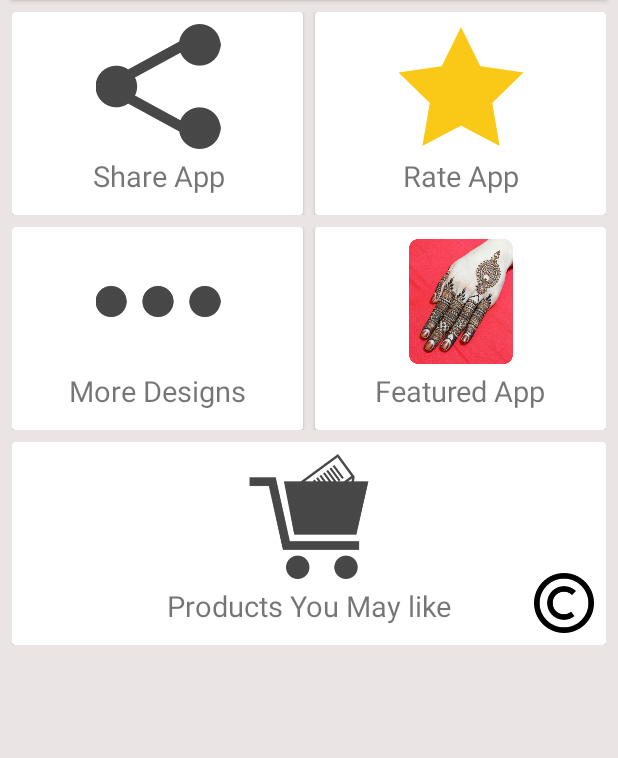
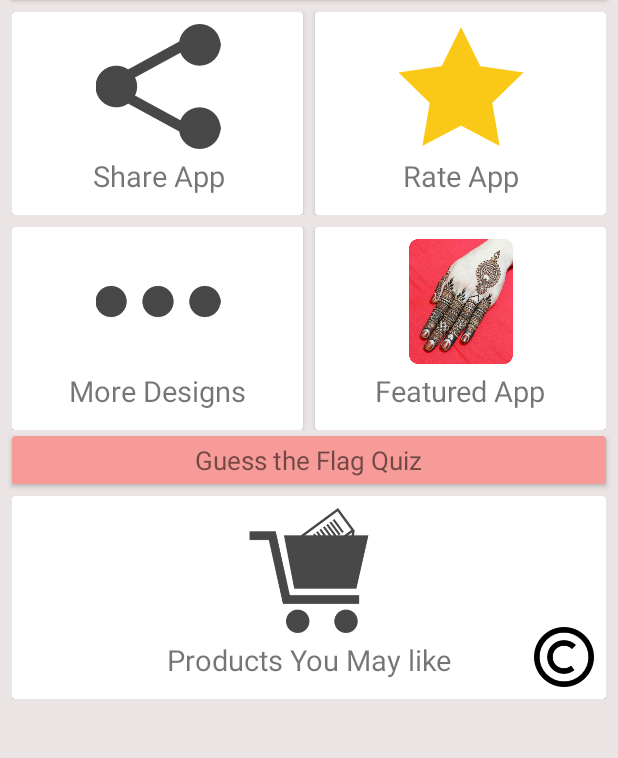
Before and after one commit to appinspire/ImageDesigns, an Android app: the screen it shows after launch (MainActivity), on a phone screen of 412 x 824 dp, the part 312-1070 px from its top. Run offline under Robolectric (Android 15) with nearby library versions, the phone set to English and light mode, and no system bars; our stand-ins replace AdMob; libraries missing offline, so code that uses them is left out: com.facebook.drawee, com.facebook.imagepipeline, com.kobakei.ratethisapp; 6 statements that could not run were skipped.

Commit message:
flag app link added

```diff
--- a/app/src/main/java/com/appinspire/imagedesigns/MainActivity.java
+++ b/app/src/main/java/com/appinspire/imagedesigns/MainActivity.java
@@ -50,6 +50,7 @@ public class MainActivity extends AppCompatActivity implements View.OnClickListe
     CardView share_app_card;
     CardView rate_app_card;
     CardView more_apps_card;
+    CardView quiz_app_card;
     CardView about_us_card;
     CardView more_prods_card;
     ImageView more_prods,copyrights;
@@ -74,6 +75,7 @@ public class MainActivity extends AppCompatActivity implements View.OnClickListe
         designs_card = (CardView) findViewById(R.id.designs);
         share_app_card = (CardView) findViewById(R.id.share_app);
         more_apps_card = (CardView) findViewById(R.id.more_apps);
+        quiz_app_card = (CardView) findViewById(R.id.quiz_app);
         more_prods_card = (CardView) findViewById(R.id.more_prods);
         rate_app_card = (CardView) findViewById(R.id.rate_app);
         about_us_card = (CardView) findViewById(R.id.about_us);
@@ -83,6 +85,7 @@ public class MainActivity extends AppCompatActivity implements View.OnClickListe
         designs_card.setOnClickListener(this);
         share_app_card.setOnClickListener(this);
         more_apps_card.setOnClickListener(this);
+        quiz_app_card.setOnClickListener(this);
         rate_app_card.setOnClickListener(this);
         about_us_card.setOnClickListener(this);
         more_prods.setOnClickListener(this);
@@ -187,6 +190,15 @@ public class MainActivity extends AppCompatActivity implements View.OnClickListe
                             Uri.parse("http://play.google.com/store/apps/details?id=" + "com.appinspire.fingermehandidesigns")));
                 }
                 break;
+            case R.id.quiz_app:
+                try {
+                    startActivity(new Intent(Intent.ACTION_VIEW,
+                            Uri.parse("market://details?id=" + "com.fuzzylogics.guess.the.flag.quiz")));
+                } catch (android.content.ActivityNotFoundException e) {
+                    startActivity(new Intent(Intent.ACTION_VIEW,
+                            Uri.parse("http://play.google.com/store/apps/details?id=" + "com.fuzzylogics.guess.the.flag.quiz")));
+                }
+                break;
             case R.id.share_app:
                 try {
                     Intent i = new Intent(Intent.ACTION_SEND);
--- a/app/src/main/res/layout/activity_main.xml
+++ b/app/src/main/res/layout/activity_main.xml
@@ -248,6 +248,30 @@
                 </android.support.v7.widget.CardView>
 
             </LinearLayout>
+            <android.support.v7.widget.CardView
+                android:layout_width="match_parent"
+                android:layout_marginTop="@dimen/spacing_small"
+                android:layout_marginStart="@dimen/spacing_medium"
+                android:clickable="true"
+                android:id="@+id/quiz_app"
+                android:layout_marginEnd="@dimen/spacing_medium"
+                app:cardBackgroundColor="@color/colorQuizCard"
+                android:layout_height="wrap_content">
+                <LinearLayout
+                    android:layout_width="match_parent"
+                    android:gravity="center"
+                    android:layout_height="wrap_content">
+                    <TextView
+                        android:text="Guess the Flag Quiz"
+                        android:layout_gravity="center"
+                        android:textSize="17sp"
+                        android:layout_marginTop="@dimen/spacing_small"
+                        android:layout_marginBottom="@dimen/spacing_small"
+                        android:layout_width="wrap_content"
+                        android:layout_height="wrap_content" />
+                </LinearLayout>
+
+            </android.support.v7.widget.CardView>
             <LinearLayout
                 android:orientation="horizontal"
                 android:layout_width="match_parent"
--- a/app/src/main/res/values/colors.xml
+++ b/app/src/main/res/values/colors.xml
@@ -12,4 +12,5 @@
     <color name="galleryCurrentItemOverlay">@android:color/transparent</color>
     <color name="colorSimpleDialogText">#002256</color>
     <color name="colorDialogToolbar">@color/colorPrimaryDark</color>
+    <color name="colorQuizCard">#f79b99</color>
 </resources>
```
